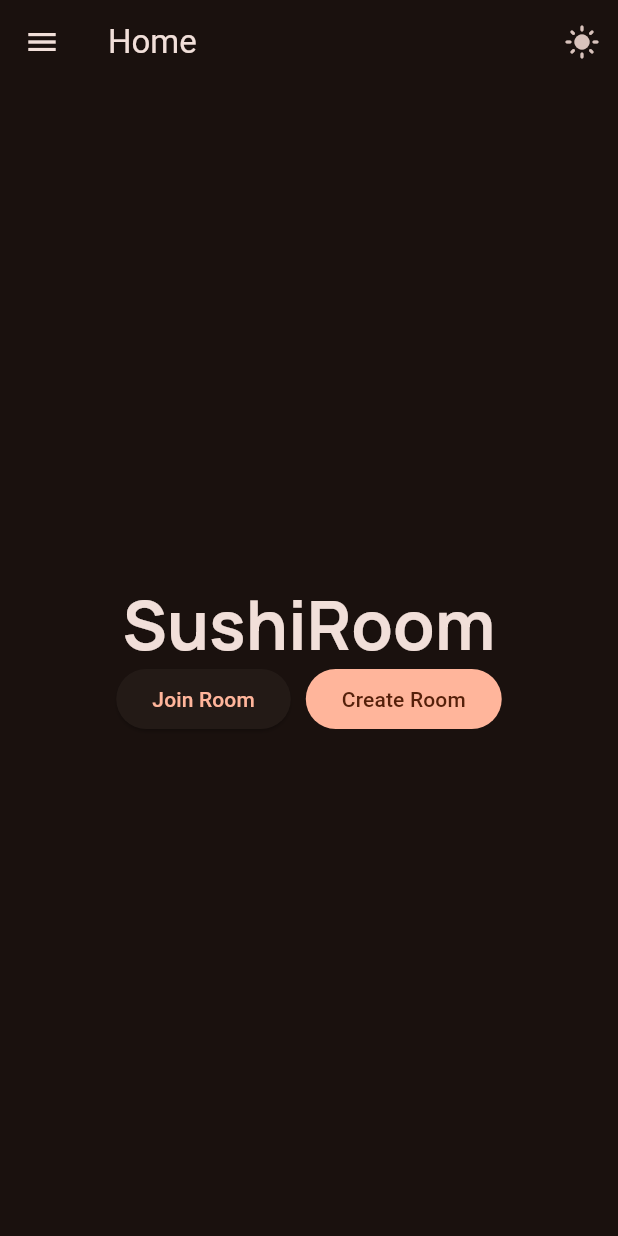
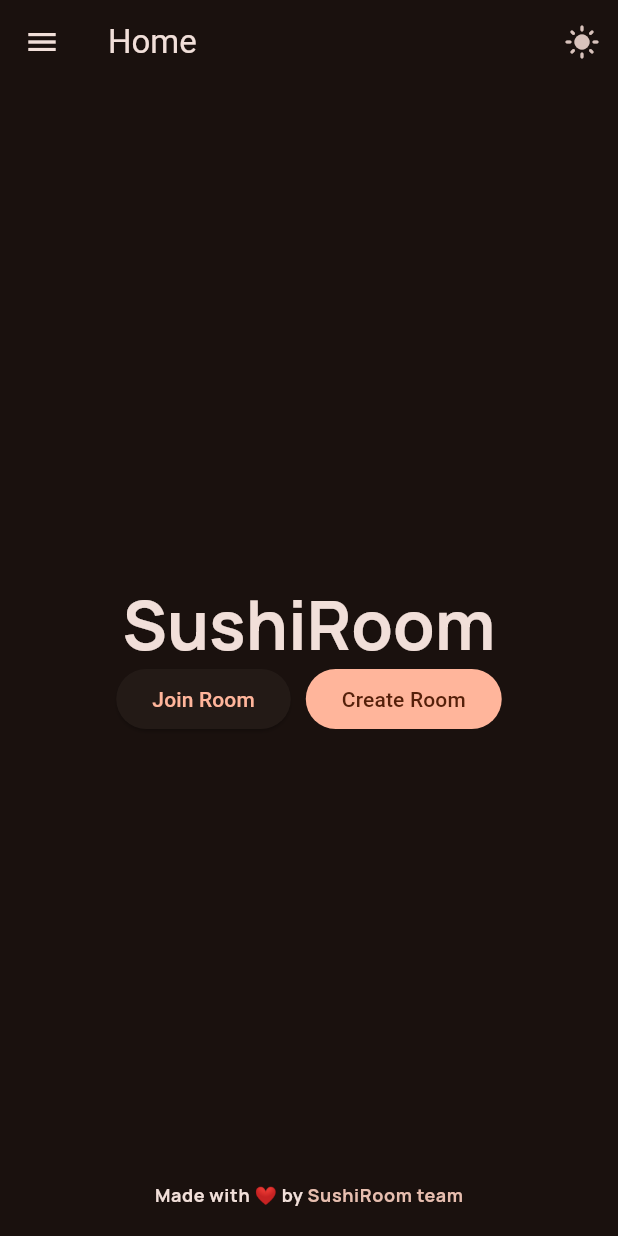
Before and after one commit to SushiRoom/app, a Flutter app: the screen it shows after launch, on a phone screen of 412 x 824 dp. Run offline on Flutter 3.47's test engine with Material 2 defaults, Android fonts, the phone set to English and light mode, and no system bars; drawn by our look-alikes of dynamic_color; our stand-ins replace animated_theme_switcher, device_info_plus, firebase_auth, firebase_core, firebase_database, flutter_i18n and 8 more; missing offline and left inert: app_settings, mobile_scanner; accounts and stored records are empty; generated files the repository leaves out were written again; network calls fail; statements that could not run were skipped.

Commit message:
added made with <3 text

```diff
--- a/lib/ui/pages/home.dart
+++ b/lib/ui/pages/home.dart
@@ -1,5 +1,6 @@
 import 'package:animated_theme_switcher/animated_theme_switcher.dart';
 import 'package:firebase_auth/firebase_auth.dart';
+import 'package:flutter/gestures.dart';
 import 'package:flutter/material.dart';
 import 'package:flutter_i18n/flutter_i18n.dart';
 import 'package:fluttertoast/fluttertoast.dart';
@@ -10,6 +11,7 @@ import 'package:sushi_room/models/room.dart';
 import 'package:sushi_room/services/internal_api.dart';
 import 'package:sushi_room/services/rooms_api.dart';
 import 'package:sushi_room/services/routes.dart';
+import 'package:url_launcher/url_launcher.dart';
 
 class HomePage extends StatefulWidget {
   const HomePage({super.key});
@@ -197,7 +199,9 @@ class _HomePageState extends State<HomePage> {
   }
 
   Widget body() {
-    return Center(
+    return Stack(
+      children: [
+        Center(
           child: Column(
             mainAxisAlignment: MainAxisAlignment.center,
             children: [
@@ -228,6 +232,50 @@ class _HomePageState extends State<HomePage> {
               ),
             ],
           ),
+        ),
+        Align(
+          alignment: Alignment.bottomCenter,
+          child: Padding(
+            padding: const EdgeInsets.all(20.0),
+            child: RichText(
+              text: TextSpan(
+                children: [
+                  TextSpan(
+                    text: "Made with ❤️ by ",
+                    style: Theme.of(context).textTheme.bodySmall?.copyWith(
+                      fontFamily: GoogleFonts.manrope().fontFamily,
+                      fontWeight: FontWeight.w700,
+                      fontFamilyFallback: [
+                        'Apple Color Emoji',
+                        'Noto Color Emoji',
+                      ],
+                    ),
+                  ),
+                  TextSpan(
+                    text: "SushiRoom team",
+                    style: Theme.of(context).textTheme.bodySmall?.copyWith(
+                          fontFamily: GoogleFonts.manrope().fontFamily,
+                          fontWeight: FontWeight.w700,
+                          fontFamilyFallback: [
+                            'Apple Color Emoji',
+                            'Noto Color Emoji',
+                          ],
+                          color: Theme.of(context).colorScheme.secondary,
+                        ),
+                    recognizer: TapGestureRecognizer()
+                      ..onTap = () {
+                        launchUrl(
+                          Uri.parse("https://github.com/SushiRoom"),
+                          mode: LaunchMode.externalApplication,
+                        );
+                      },
+                  ),
+                ],
+              ),
+            ),
+          ),
+        ),
+      ],
     );
   }
 
```
Also changed, not shown: pubspec.yaml (+7 -0 lines), pubspec.lock. Lines whose indentation alone changed are shown as unchanged.
